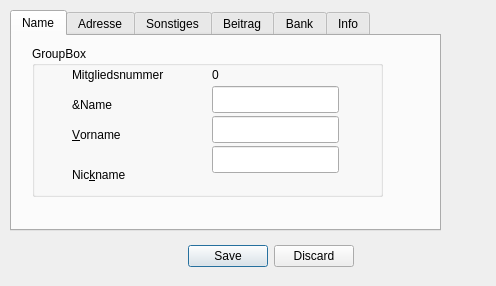
This is gui-Qt/src/memberDialog.ui in Bjoe/member-manager as Qt 5 draws it before an edit. The edited form follows.
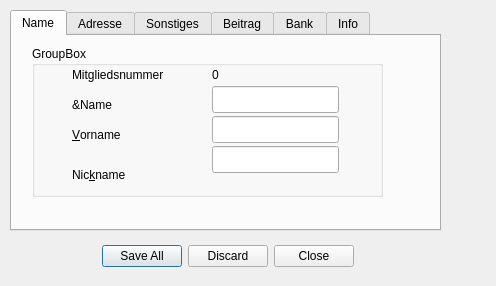
This is the edited form.

Commit message: Discard Button hinzugefuegt, zum loeschen von Mitgliedern.

Patch:
```diff
--- a/gui-Qt/src/memberDialog.ui
+++ b/gui-Qt/src/memberDialog.ui
@@ -564,7 +564,7 @@
     </rect>
    </property>
    <property name="standardButtons">
-    <set>QDialogButtonBox::Discard|QDialogButtonBox::Save</set>
+    <set>QDialogButtonBox::Close|QDialogButtonBox::Discard|QDialogButtonBox::SaveAll</set>
    </property>
    <property name="centerButtons">
     <bool>false</bool>
```
The commit also changes 18 other files.
